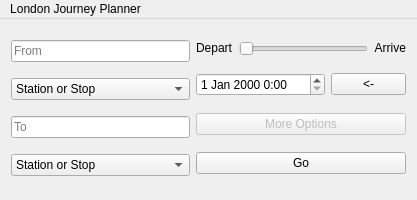
Old version of the form mainwindow.ui in the repository reodge/journeyplanner.
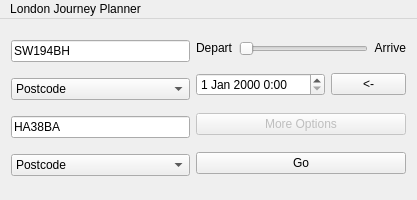
New version of the form. Custom widgets are drawn as their Qt base class.

Commit message: Set some useful defaults for testing

```diff
--- a/mainwindow.ui
+++ b/mainwindow.ui
@@ -26,7 +26,7 @@
          <bool>false</bool>
         </property>
         <property name="text">
-         <string/>
+         <string>SW194BH</string>
         </property>
         <property name="placeholderText">
          <string>From</string>
@@ -38,6 +38,9 @@
         <property name="focusPolicy">
          <enum>Qt::NoFocus</enum>
         </property>
+        <property name="currentIndex">
+         <number>1</number>
+        </property>
         <property name="maxVisibleItems">
          <number>4</number>
         </property>
@@ -70,6 +73,9 @@
       </item>
       <item>
        <widget class="QLineEdit" name="lineTo">
+        <property name="text">
+         <string>HA38BA</string>
+        </property>
         <property name="placeholderText">
          <string>To</string>
         </property>
@@ -80,6 +86,9 @@
         <property name="focusPolicy">
          <enum>Qt::NoFocus</enum>
         </property>
+        <property name="currentIndex">
+         <number>1</number>
+        </property>
         <property name="maxVisibleItems">
          <number>4</number>
         </property>
```
